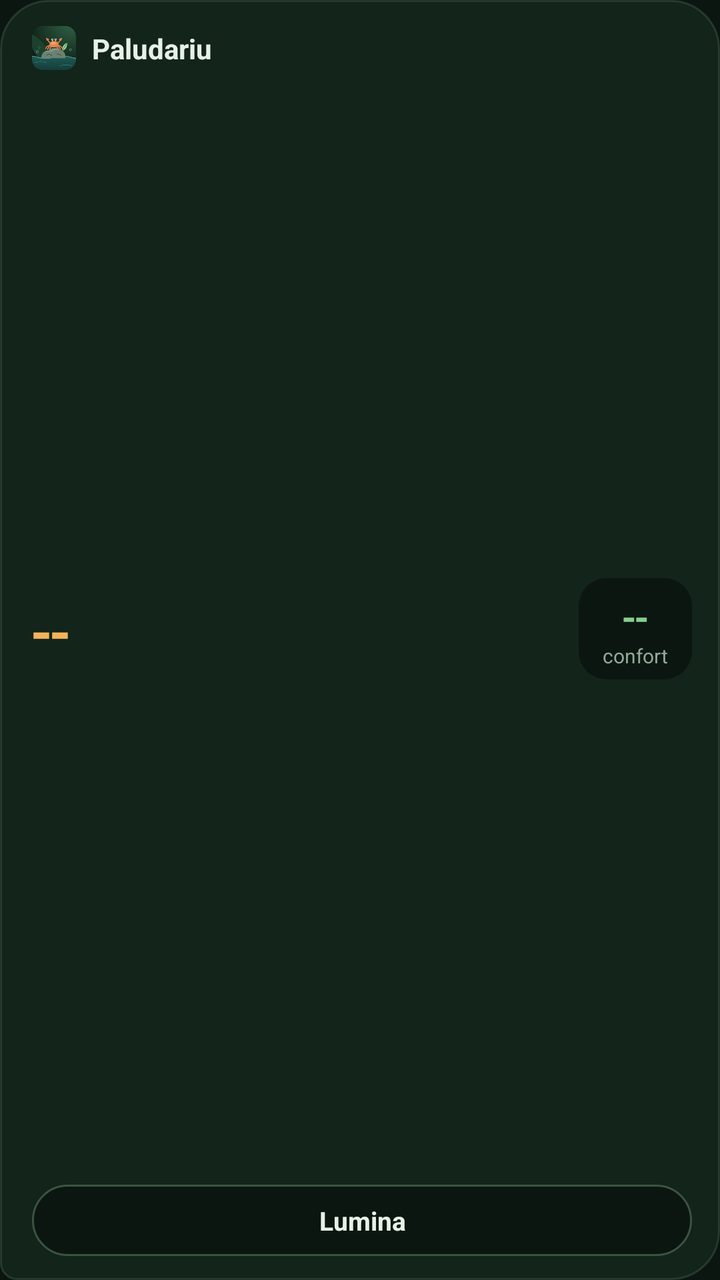
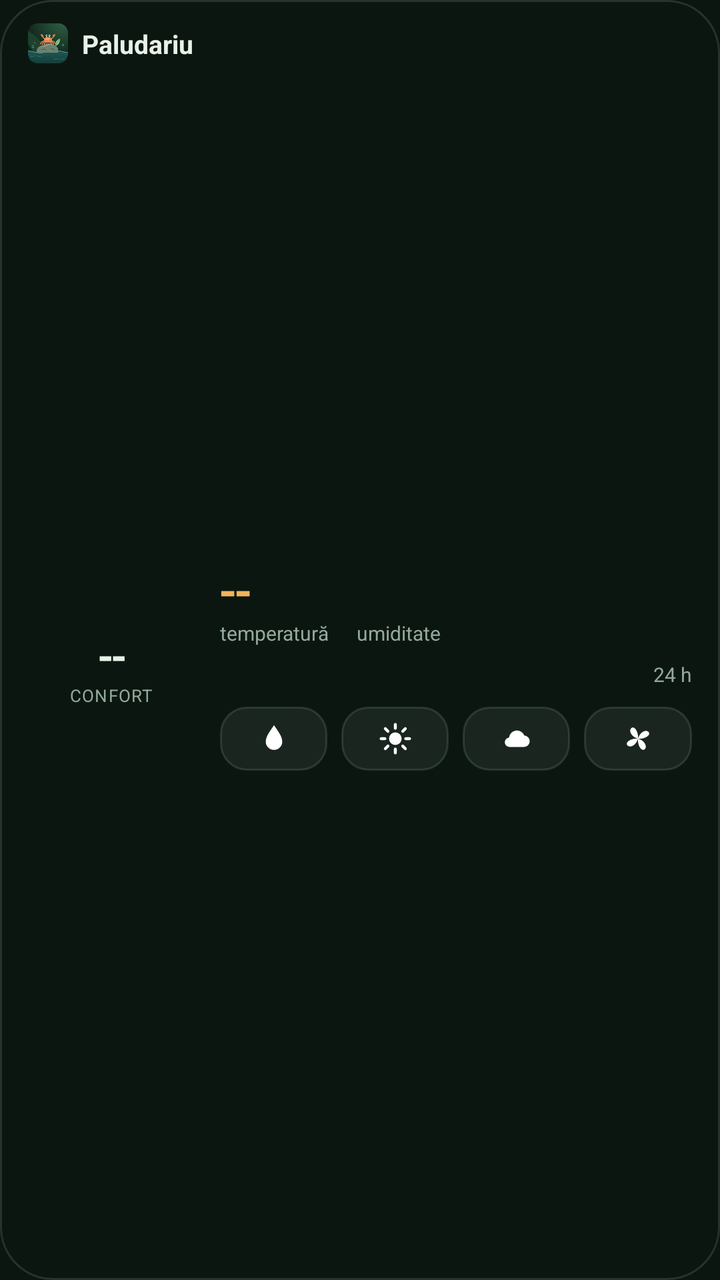

Two renders of the same Android screen: before a commit and after it. Below are the layout's source before the change and the commit's diff.
<!-- AndroidManifest.xml: application theme AppTheme -->
<!-- res/layout/widget.xml -->
<?xml version="1.0" encoding="utf-8"?>
<LinearLayout xmlns:android="http://schemas.android.com/apk/res/android"
    android:id="@+id/w_root"
    android:layout_width="match_parent"
    android:layout_height="match_parent"
    android:background="@drawable/widget_bg"
    android:orientation="vertical"
    android:paddingLeft="16dp"
    android:paddingTop="12dp"
    android:paddingRight="14dp"
    android:paddingBottom="12dp">

    <LinearLayout
        android:layout_width="match_parent"
        android:layout_height="wrap_content"
        android:gravity="center_vertical"
        android:orientation="horizontal">

        <ImageView
            android:layout_width="22dp"
            android:layout_height="22dp"
            android:src="@drawable/logo_header" />

        <TextView
            android:id="@+id/w_name"
            android:layout_width="0dp"
            android:layout_height="wrap_content"
            android:layout_marginLeft="8dp"
            android:layout_weight="1"
            android:ellipsize="end"
            android:singleLine="true"
            android:text="Paludariu"
            android:textColor="#FFE8F1E7"
            android:textSize="14sp"
            android:textStyle="bold" />

        <TextView
            android:id="@+id/w_time"
            android:layout_width="wrap_content"
            android:layout_height="wrap_content"
            android:paddingLeft="8dp"
            android:paddingTop="4dp"
            android:paddingBottom="4dp"
            android:text=""
            android:textColor="#FF93A99A"
            android:textSize="12sp" />
    </LinearLayout>

    <LinearLayout
        android:layout_width="match_parent"
        android:layout_height="0dp"
        android:layout_weight="1"
        android:gravity="center_vertical"
        android:orientation="horizontal">

        <TextView
            android:id="@+id/w_t"
            android:layout_width="wrap_content"
            android:layout_height="wrap_content"
            android:fontFamily="serif"
            android:text="--"
            android:textColor="#FFF2B45A"
            android:textSize="30sp"
            android:textStyle="bold" />

        <TextView
            android:id="@+id/w_h"
            android:layout_width="wrap_content"
            android:layout_height="wrap_content"
            android:layout_marginLeft="14dp"
            android:fontFamily="serif"
            android:text=""
            android:textColor="#FF5CC6C0"
            android:textSize="30sp"
            android:textStyle="bold" />

        <TextView
            android:layout_width="0dp"
            android:layout_height="1dp"
            android:layout_weight="1" />

        <LinearLayout
            android:id="@+id/w_scbox"
            android:layout_width="wrap_content"
            android:layout_height="wrap_content"
            android:background="@drawable/widget_chip"
            android:gravity="center_horizontal"
            android:orientation="vertical"
            android:paddingLeft="12dp"
            android:paddingTop="5dp"
            android:paddingRight="12dp"
            android:paddingBottom="5dp">

            <TextView
                android:id="@+id/w_sc"
                android:layout_width="wrap_content"
                android:layout_height="wrap_content"
                android:fontFamily="serif"
                android:text="--"
                android:textColor="#FF86CF8E"
                android:textSize="20sp"
                android:textStyle="bold" />

            <TextView
                android:layout_width="wrap_content"
                android:layout_height="wrap_content"
                android:text="confort"
                android:textColor="#FF93A99A"
                android:textSize="10sp" />
        </LinearLayout>
    </LinearLayout>

    <TextView
        android:id="@+id/w_light"
        android:layout_width="match_parent"
        android:layout_height="wrap_content"
        android:background="@drawable/widget_btn_off"
        android:ellipsize="end"
        android:gravity="center"
        android:paddingTop="9dp"
        android:paddingBottom="9dp"
        android:singleLine="true"
        android:text="Lumina"
        android:textColor="#FFE8F1E7"
        android:textSize="13sp"
        android:textStyle="bold" />
</LinearLayout>
<!-- resources referenced by this layout -->
<resources>
  <!-- drawable logo_header: png bitmap (drawable-nodpi, 31959 bytes) -->
  <!-- drawable widget_bg (drawable) -->
  <?xml version="1.0" encoding="utf-8"?>
  <shape xmlns:android="http://schemas.android.com/apk/res/android" android:shape="rectangle">
      <solid android:color="#F213251B" />
      <stroke android:width="1dp" android:color="#29A0D2AA" />
      <corners android:topLeftRadius="24dp" android:topRightRadius="24dp"
          android:bottomRightRadius="24dp" android:bottomLeftRadius="8dp" />
  </shape>
  <!-- drawable widget_btn_off (drawable) -->
  <?xml version="1.0" encoding="utf-8"?>
  <shape xmlns:android="http://schemas.android.com/apk/res/android" android:shape="rectangle">
      <solid android:color="#FF0B1610" />
      <stroke android:width="1dp" android:color="#4DA0D2AA" />
      <corners android:radius="99dp" />
  </shape>
  <!-- drawable widget_chip (drawable) -->
  <?xml version="1.0" encoding="utf-8"?>
  <shape xmlns:android="http://schemas.android.com/apk/res/android" android:shape="rectangle">
      <solid android:color="#FF0B1610" />
      <corners android:radius="14dp" />
  </shape>
  <style name="AppTheme" parent="android:Theme.Material.NoActionBar">
          <item name="android:windowBackground">@color/bg</item>
          <item name="android:statusBarColor">@color/bg</item>
          <item name="android:navigationBarColor">@color/bg</item>
          <item name="android:colorAccent">@color/green</item>
          <item name="android:colorPrimary">@color/bg</item>
      </style>
  <color name="bg">#FF0B1610</color>
  <color name="green">#FF86CF8E</color>
</resources>

<!-- the commit's change to res/layout/widget.xml (unified diff, before → after) -->
@@ -5,10 +5,10 @@
     android:layout_height="match_parent"
     android:background="@drawable/widget_bg"
     android:orientation="vertical"
-    android:paddingLeft="16dp"
-    android:paddingTop="12dp"
+    android:paddingLeft="14dp"
+    android:paddingTop="11dp"
     android:paddingRight="14dp"
-    android:paddingBottom="12dp">
+    android:paddingBottom="11dp">
 
     <LinearLayout
         android:layout_width="match_parent"
@@ -17,21 +17,21 @@
         android:orientation="horizontal">
 
         <ImageView
-            android:layout_width="22dp"
-            android:layout_height="22dp"
+            android:layout_width="20dp"
+            android:layout_height="20dp"
             android:src="@drawable/logo_header" />
 
         <TextView
             android:id="@+id/w_name"
             android:layout_width="0dp"
             android:layout_height="wrap_content"
-            android:layout_marginLeft="8dp"
+            android:layout_marginLeft="7dp"
             android:layout_weight="1"
             android:ellipsize="end"
             android:singleLine="true"
             android:text="Paludariu"
             android:textColor="#FFE8F1E7"
-            android:textSize="14sp"
+            android:textSize="13sp"
             android:textStyle="bold" />
 
         <TextView
@@ -39,89 +39,195 @@
             android:layout_width="wrap_content"
             android:layout_height="wrap_content"
             android:paddingLeft="8dp"
-            android:paddingTop="4dp"
-            android:paddingBottom="4dp"
+            android:paddingTop="3dp"
+            android:paddingBottom="3dp"
             android:text=""
             android:textColor="#FF93A99A"
-            android:textSize="12sp" />
+            android:textSize="11.5sp" />
     </LinearLayout>
 
     <LinearLayout
         android:layout_width="match_parent"
         android:layout_height="0dp"
+        android:layout_marginTop="4dp"
         android:layout_weight="1"
         android:gravity="center_vertical"
         android:orientation="horizontal">
 
-        <TextView
-            android:id="@+id/w_t"
-            android:layout_width="wrap_content"
+        <FrameLayout
+            android:layout_width="84dp"
+            android:layout_height="84dp">
+
+            <ImageView
+                android:id="@+id/w_ring"
+                android:layout_width="match_parent"
+                android:layout_height="match_parent"
+                android:scaleType="fitCenter" />
+
+            <LinearLayout
+                android:layout_width="match_parent"
+                android:layout_height="match_parent"
+                android:gravity="center"
+                android:orientation="vertical">
+
+                <TextView
+                    android:id="@+id/w_sc"
+                    android:layout_width="wrap_content"
+                    android:layout_height="wrap_content"
+                    android:fontFamily="serif"
+                    android:text="--"
+                    android:textColor="#FFE8F1E7"
+                    android:textSize="22sp"
+                    android:textStyle="bold" />
+
+                <TextView
+                    android:layout_width="wrap_content"
+                    android:layout_height="wrap_content"
+                    android:letterSpacing="0.05"
+                    android:text="CONFORT"
+                    android:textColor="#FF93A99A"
+                    android:textSize="8.5sp" />
+            </LinearLayout>
+        </FrameLayout>
+
+        <LinearLayout
+            android:layout_width="0dp"
             android:layout_height="wrap_content"
-            android:fontFamily="serif"
-            android:text="--"
-            android:textColor="#FFF2B45A"
-            android:textSize="30sp"
-            android:textStyle="bold" />
-
-        <TextView
-            android:id="@+id/w_h"
-            android:layout_width="wrap_content"
-            android:layout_height="wrap_content"
-            android:layout_marginLeft="14dp"
-            android:fontFamily="serif"
-            android:text=""
-            android:textColor="#FF5CC6C0"
-            android:textSize="30sp"
-            android:textStyle="bold" />
-
-        <TextView
-            android:layout_width="0dp"
-            android:layout_height="1dp"
-            android:layout_weight="1" />
-
-        <LinearLayout
-            android:id="@+id/w_scbox"
-            android:layout_width="wrap_content"
-            android:layout_height="wrap_content"
-            android:background="@drawable/widget_chip"
-            android:gravity="center_horizontal"
-            android:orientation="vertical"
-            android:paddingLeft="12dp"
-            android:paddingTop="5dp"
-            android:paddingRight="12dp"
-            android:paddingBottom="5dp">
-
-            <TextView
-                android:id="@+id/w_sc"
-                android:layout_width="wrap_content"
+            android:layout_marginLeft="12dp"
+            android:layout_weight="1"
+            android:orientation="vertical">
+
+            <LinearLayout
+                android:layout_width="match_parent"
                 android:layout_height="wrap_content"
-                android:fontFamily="serif"
-                android:text="--"
-                android:textColor="#FF86CF8E"
-                android:textSize="20sp"
-                android:textStyle="bold" />
-
-            <TextView
-                android:layout_width="wrap_content"
+                android:orientation="horizontal">
+
+                <LinearLayout
+                    android:layout_width="wrap_content"
+                    android:layout_height="wrap_content"
+                    android:orientation="vertical">
+
+                    <TextView
+                        android:id="@+id/w_t"
+                        android:layout_width="wrap_content"
+                        android:layout_height="wrap_content"
+                        android:fontFamily="serif"
+                        android:includeFontPadding="false"
+                        android:text="--"
+                        android:textColor="#FFF2B45A"
+                        android:textSize="25sp"
+                        android:textStyle="bold" />
+
+                    <TextView
+                        android:layout_width="wrap_content"
+                        android:layout_height="wrap_content"
+                        android:text="temperatură"
+                        android:textColor="#FF93A99A"
+                        android:textSize="10sp" />
+                </LinearLayout>
+
+                <LinearLayout
+                    android:layout_width="wrap_content"
+                    android:layout_height="wrap_content"
+                    android:layout_marginLeft="14dp"
+                    android:orientation="vertical">
+
+                    <TextView
+                        android:id="@+id/w_h"
+                        android:layout_width="wrap_content"
+                        android:layout_height="wrap_content"
+                        android:fontFamily="serif"
+                        android:includeFontPadding="false"
+                        android:text=""
+                        android:textColor="#FF5CC6C0"
+                        android:textSize="25sp"
+                        android:textStyle="bold" />
+
+                    <TextView
+                        android:layout_width="wrap_content"
+                        android:layout_height="wrap_content"
+                        android:text="umiditate"
+                        android:textColor="#FF93A99A"
+                        android:textSize="10sp" />
+                </LinearLayout>
+            </LinearLayout>
+
+            <LinearLayout
+                android:layout_width="match_parent"
+                android:layout_height="22dp"
+                android:layout_marginTop="3dp"
+                android:gravity="center_vertical"
+                android:orientation="horizontal">
+
+                <ImageView
+                    android:id="@+id/w_spark"
+                    android:layout_width="0dp"
+                    android:layout_height="match_parent"
+                    android:layout_weight="1"
+                    android:scaleType="fitXY" />
+
+                <TextView
+                    android:layout_width="wrap_content"
+                    android:layout_height="wrap_content"
+                    android:layout_marginLeft="6dp"
+                    android:text="24 h"
+                    android:textColor="#FF93A99A"
+                    android:textSize="10sp" />
+            </LinearLayout>
+
+            <LinearLayout
+                android:layout_width="match_parent"
                 android:layout_height="wrap_content"
-                android:text="confort"
-                android:textColor="#FF93A99A"
-                android:textSize="10sp" />
+                android:layout_marginTop="5dp"
+                android:orientation="horizontal">
+
+                <ImageView
+                    android:id="@+id/w_b0"
+                    android:layout_width="0dp"
+                    android:layout_height="32dp"
+                    android:layout_weight="1"
+                    android:background="@drawable/widget_ob_off"
+                    android:contentDescription="Pompă"
+                    android:padding="7dp"
+                    android:scaleType="fitCenter"
+                    android:src="@drawable/wi_pompa" />
+
+                <ImageView
+                    android:id="@+id/w_b1"
+                    android:layout_width="0dp"
+                    android:layout_height="32dp"
+                    android:layout_marginLeft="7dp"
+                    android:layout_weight="1"
+                    android:background="@drawable/widget_ob_off"
+                    android:contentDescription="Lumină"
+                    android:padding="7dp"
+                    android:scaleType="fitCenter"
+                    android:src="@drawable/wi_lumina" />
+
+                <ImageView
+                    android:id="@+id/w_b2"
+                    android:layout_width="0dp"
+                    android:layout_height="32dp"
+                    android:layout_marginLeft="7dp"
+                    android:layout_weight="1"
+                    android:background="@drawable/widget_ob_off"
+                    android:contentDescription="Ceață"
+                    android:padding="7dp"
+                    android:scaleType="fitCenter"
+                    android:src="@drawable/wi_ceata" />
+
+                <ImageView
+                    android:id="@+id/w_b3"
+                    android:layout_width="0dp"
+                    android:layout_height="32dp"
+                    android:layout_marginLeft="7dp"
+                    android:layout_weight="1"
+                    android:background="@drawable/widget_ob_off"
+                    android:contentDescription="Ventilator"
+                    android:padding="7dp"
+                    android:scaleType="fitCenter"
+                    android:src="@drawable/wi_vent" />
+            </LinearLayout>
         </LinearLayout>
     </LinearLayout>
-
-    <TextView
-        android:id="@+id/w_light"
-        android:layout_width="match_parent"
-        android:layout_height="wrap_content"
-        android:background="@drawable/widget_btn_off"
-        android:ellipsize="end"
-        android:gravity="center"
-        android:paddingTop="9dp"
-        android:paddingBottom="9dp"
-        android:singleLine="true"
-        android:text="Lumina"
-        android:textColor="#FFE8F1E7"
-        android:textSize="13sp"
-        android:textStyle="bold" />
 </LinearLayout>
<!-- resource entries referenced after the edit -->
@@ -1,26 +1,43 @@
 <!-- resources referenced by this layout -->
 <resources>
   <!-- drawable logo_header: png bitmap (drawable-nodpi, 31959 bytes) -->
+  <!-- drawable wi_ceata (drawable) -->
+  <?xml version="1.0" encoding="utf-8"?>
+  <vector xmlns:android="http://schemas.android.com/apk/res/android" android:width="24dp" android:height="24dp" android:viewportWidth="24" android:viewportHeight="24">
+      <path android:fillColor="#FFFFFFFF" android:pathData="M7.5,17.5h9.2a3.8,3.8 0,0 0,0.4 -7.6a5.3,5.3 0,0 0,-10.2 1.4a3.1,3.1 0,0 0,0.6 6.2Z" />
+  </vector>
+  <!-- drawable wi_lumina (drawable) -->
+  <?xml version="1.0" encoding="utf-8"?>
+  <vector xmlns:android="http://schemas.android.com/apk/res/android" android:width="24dp" android:height="24dp" android:viewportWidth="24" android:viewportHeight="24">
+      <path android:fillColor="#FFFFFFFF" android:pathData="M12,7.8a4.2,4.2 0,1 1,0 8.4a4.2,4.2 0,1 1,0 -8.4Z" />
+      <path android:strokeColor="#FFFFFFFF" android:strokeWidth="1.9" android:strokeLineCap="round" android:pathData="M12,2.5v2.6M12,18.9v2.6M2.5,12h2.6M18.9,12h2.6M5.3,5.3l1.8,1.8M16.9,16.9l1.8,1.8M5.3,18.7l1.8,-1.8M16.9,7.1l1.8,-1.8" />
+  </vector>
+  <!-- drawable wi_pompa (drawable) -->
+  <?xml version="1.0" encoding="utf-8"?>
+  <vector xmlns:android="http://schemas.android.com/apk/res/android" android:width="24dp" android:height="24dp" android:viewportWidth="24" android:viewportHeight="24">
+      <path android:fillColor="#FFFFFFFF" android:pathData="M12,3C9,7.5 6.5,10.6 6.5,14a5.5,5.5 0,0 0,11 0C17.5,10.6 15,7.5 12,3Z" />
+  </vector>
+  <!-- drawable wi_vent (drawable) -->
+  <?xml version="1.0" encoding="utf-8"?>
+  <vector xmlns:android="http://schemas.android.com/apk/res/android" android:width="24dp" android:height="24dp" android:viewportWidth="24" android:viewportHeight="24">
+      <path android:fillColor="#FFFFFFFF" android:pathData="M12,12c1,-4 5,-6.5 7,-4.5s-2.5,5 -7,4.5Z" />
+      <path android:fillColor="#FFFFFFFF" android:pathData="M12,12c4,1 6.5,5 4.5,7s-5,-2.5 -4.5,-7Z" />
+      <path android:fillColor="#FFFFFFFF" android:pathData="M12,12c-1,4 -5,6.5 -7,4.5s2.5,-5 7,-4.5Z" />
+      <path android:fillColor="#FFFFFFFF" android:pathData="M12,12c-4,-1 -6.5,-5 -4.5,-7s5,2.5 4.5,7Z" />
+  </vector>
   <!-- drawable widget_bg (drawable) -->
   <?xml version="1.0" encoding="utf-8"?>
   <shape xmlns:android="http://schemas.android.com/apk/res/android" android:shape="rectangle">
-      <solid android:color="#F213251B" />
-      <stroke android:width="1dp" android:color="#29A0D2AA" />
-      <corners android:topLeftRadius="24dp" android:topRightRadius="24dp"
-          android:bottomRightRadius="24dp" android:bottomLeftRadius="8dp" />
+      <solid android:color="#A60C1611" />
+      <stroke android:width="1dp" android:color="#1FFFFFFF" />
+      <corners android:radius="26dp" />
   </shape>
-  <!-- drawable widget_btn_off (drawable) -->
+  <!-- drawable widget_ob_off (drawable) -->
   <?xml version="1.0" encoding="utf-8"?>
   <shape xmlns:android="http://schemas.android.com/apk/res/android" android:shape="rectangle">
-      <solid android:color="#FF0B1610" />
-      <stroke android:width="1dp" android:color="#4DA0D2AA" />
-      <corners android:radius="99dp" />
-  </shape>
-  <!-- drawable widget_chip (drawable) -->
-  <?xml version="1.0" encoding="utf-8"?>
-  <shape xmlns:android="http://schemas.android.com/apk/res/android" android:shape="rectangle">
-      <solid android:color="#FF0B1610" />
-      <corners android:radius="14dp" />
+      <solid android:color="#10FFFFFF" />
+      <stroke android:width="1dp" android:color="#29A0D2AA" />
+      <corners android:radius="13dp" />
   </shape>
   <style name="AppTheme" parent="android:Theme.Material.NoActionBar">
           <item name="android:windowBackground">@color/bg</item>
